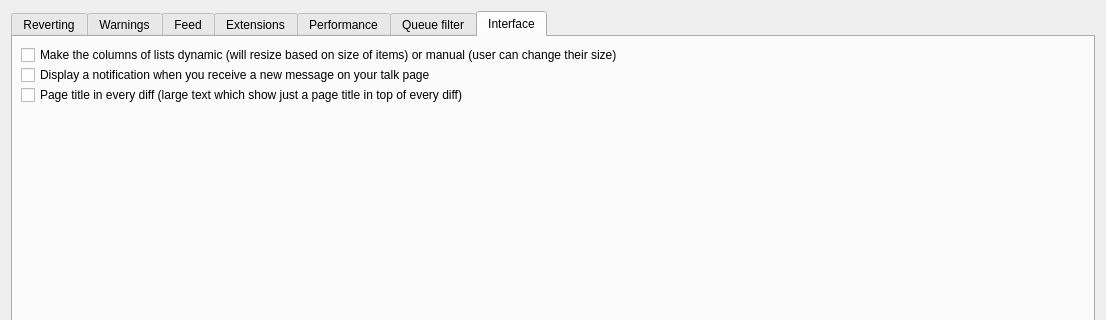
Above: huggle/preferences.ui from huggle/huggle3-qt-lx before the change; both pictures show x 0 to 1106 and y 0 to 320 of the 1106 by 481 pixel window. Below: the same form after it.
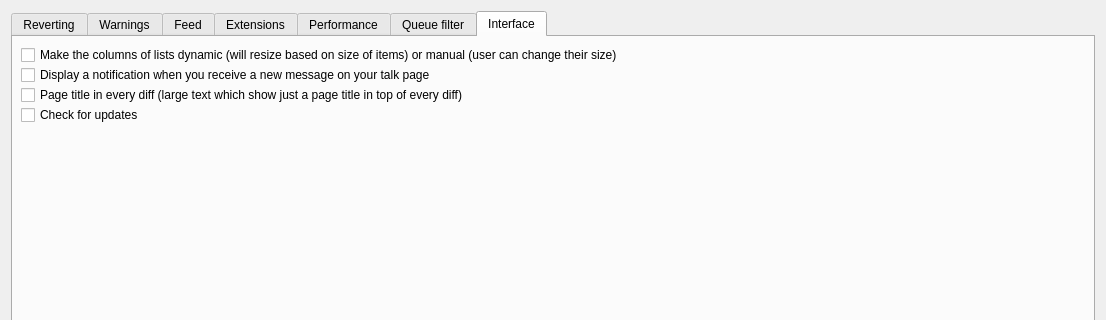
That is the form after the change. The open tabs and pages were chosen to show the change.

Patch:
```diff
--- a/huggle/preferences.ui
+++ b/huggle/preferences.ui
@@ -644,6 +644,13 @@
          </property>
         </widget>
        </item>
+       <item>
+        <widget class="QCheckBox" name="checkBox_29">
+         <property name="text">
+          <string>Check for updates</string>
+         </property>
+        </widget>
+       </item>
        <item>
         <spacer name="verticalSpacer">
          <property name="orientation">
```
